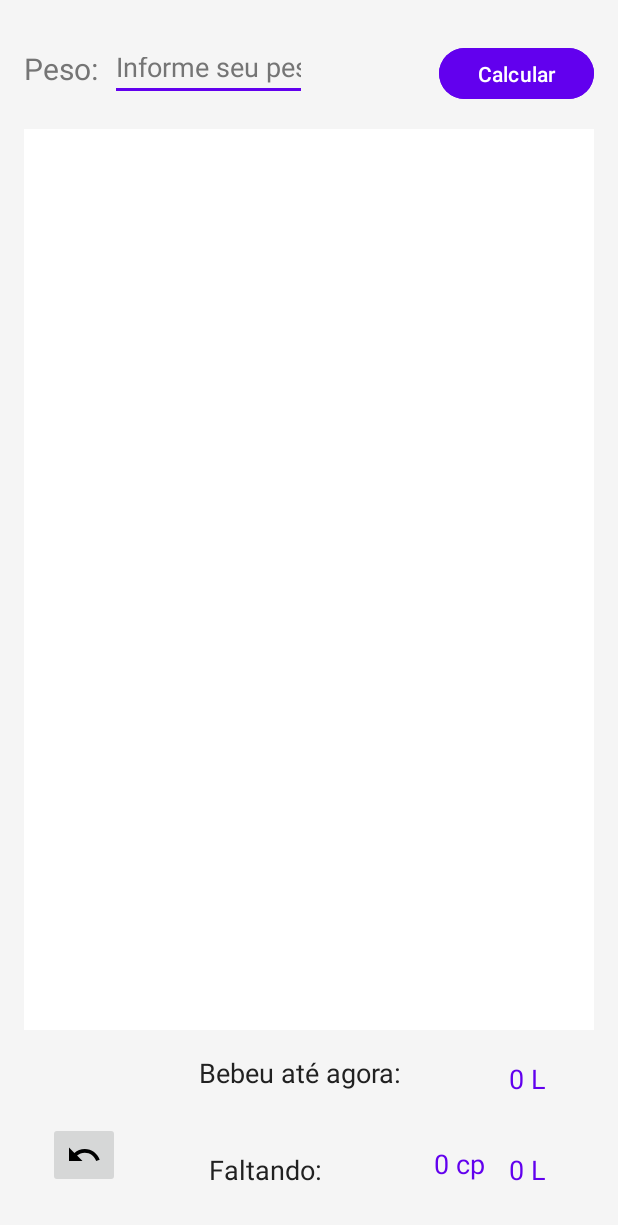
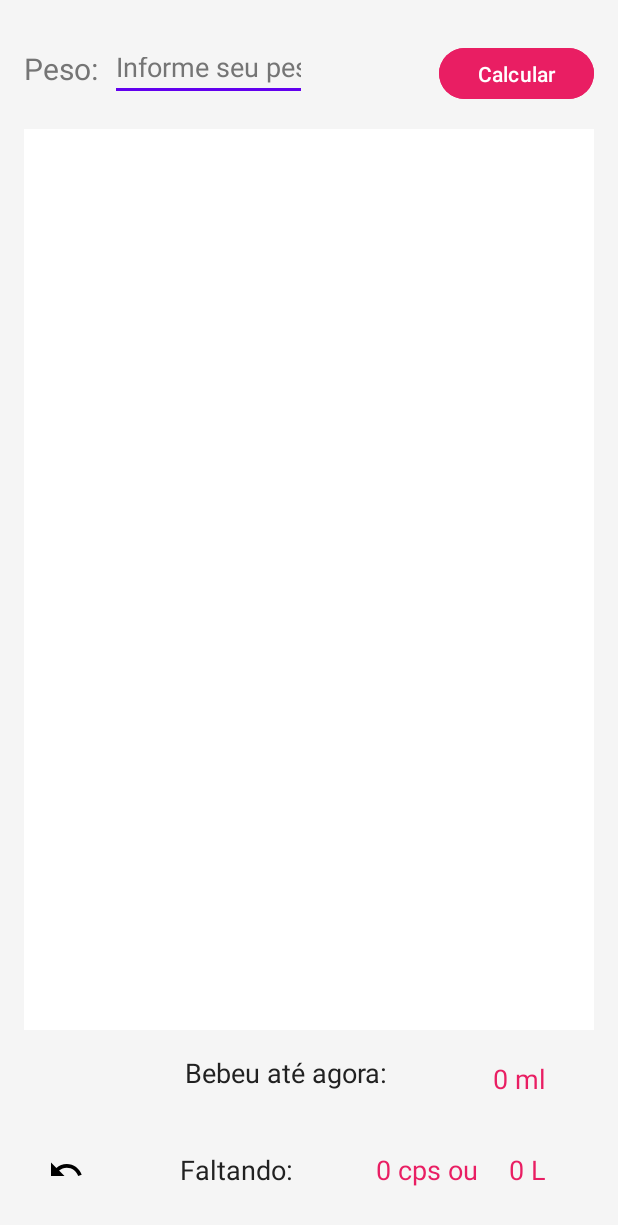
Before and after one commit to kamscristine/ControleDeAgua, an Android app: the screen it shows after launch (MainActivity), after a tap on "TODO", on a phone screen of 412 x 824 dp. Shown: the top 1225 px of the screen. Run offline under Robolectric (Android 15) with nearby library versions, the phone set to English and light mode, and no system bars.

```diff
--- a/app/src/main/java/com/example/appcontroleagua/MainActivity.java
+++ b/app/src/main/java/com/example/appcontroleagua/MainActivity.java
@@ -2,7 +2,6 @@ package com.example.appcontroleagua;
 
 import android.annotation.SuppressLint;
 import android.os.Bundle;
-import android.view.View;
 import android.widget.Button;
 import android.widget.EditText;
 import android.widget.ImageButton;
@@ -42,7 +41,7 @@ public class MainActivity extends AppCompatActivity implements OnCopoClickListen
         btnLimpar = findViewById(R.id.btnLimpar);
         edtPeso = findViewById(R.id.inserirPeso);
 
-        recyclerView.setLayoutManager(new GridLayoutManager(this, 3));
+        recyclerView.setLayoutManager(new GridLayoutManager(this, 4));
 
         btnCalcular.setOnClickListener(v -> {
             String pesoStr = edtPeso.getText().toString();
@@ -51,14 +50,15 @@ public class MainActivity extends AppCompatActivity implements OnCopoClickListen
                 aguaDiariaViewModel = new AguaDiariaViewModel(peso, 150);
                 adapter = new AguaDiariaAdapter(aguaDiariaViewModel.getCopos(), this);
                 recyclerView.setAdapter(adapter);
-                updateUI();
+                atualizaInterface();
             }
         });
 
         btnLimpar.setOnClickListener(v -> {
             edtPeso.setText("");
             txtBebeu.setText("0 L");
-            txtFaltando.setText("0 L");
+            txtFaltando.setText("0 ml");
+            txtCoposFaltando.setText("0 cps ou ");
             recyclerView.setAdapter(null);
             aguaDiariaViewModel = null;
         });
@@ -70,7 +70,7 @@ public class MainActivity extends AppCompatActivity implements OnCopoClickListen
                 edtPeso.setText(String.valueOf(peso));
                 adapter = new AguaDiariaAdapter(aguaDiariaViewModel.getCopos(), this);
                 recyclerView.setAdapter(adapter);
-                updateUI();
+                atualizaInterface();
             }
         }
     }
@@ -78,22 +78,22 @@ public class MainActivity extends AppCompatActivity implements OnCopoClickListen
     @Override
     public void copoClicado(CopoViewModel copoViewModel) {
         // Atualize a UI quando um copo for clicado
-        updateUI();
+        atualizaInterface();
     }
 
-    private void updateUI() {
+    private void atualizaInterface() {
 
         if (aguaDiariaViewModel != null) {
             float litrosBebidos = aguaDiariaViewModel.litrosBebidosAteAgora();
             float litrosFaltando = aguaDiariaViewModel.quantLitrosFaltando();
 
-            txtFaltando.setText(String.format("%.1f L", litrosBebidos));
+            txtFaltando.setText(String.format("%.1f ml", litrosBebidos*1000));
             // Atualize o texto "faltando" para não mostrar valores negativos
             txtBebeu.setText(String.format("%.1f L", Math.max(litrosFaltando, 0)));
 
 
             int coposFaltando = (int) Math.ceil(litrosFaltando / 0.15);
-            txtCoposFaltando.setText(coposFaltando + " cp ou");
+            txtCoposFaltando.setText(coposFaltando + " cps ou");
 
         }
     }
--- a/app/src/main/java/com/example/appcontroleagua/model/AguaDiaria.java
+++ b/app/src/main/java/com/example/appcontroleagua/model/AguaDiaria.java
@@ -27,7 +27,7 @@ public class AguaDiaria {
     }
 
     public float getVolumeTotal() {
-        return peso * 35.0f; // Total volume needed in ml
+        return peso * 35.0f;
     }
 
     public float getQuantidadeBebida() {
--- a/app/src/main/java/com/example/appcontroleagua/viewmodel/AguaDiariaViewModel.java
+++ b/app/src/main/java/com/example/appcontroleagua/viewmodel/AguaDiariaViewModel.java
@@ -31,7 +31,7 @@ public class AguaDiariaViewModel extends ViewModel  {
                 quantBebida += copo.getVolume();
             }
         }
-        return quantBebida / 1000.0f; // Convert to liters
+        return quantBebida / 1000.0f; // CConverte p litros
     }
 
     public float quantLitrosFaltando() {
--- a/app/src/main/res/layout/activity_main.xml
+++ b/app/src/main/res/layout/activity_main.xml
@@ -49,7 +49,7 @@
         android:layout_width="103dp"
         android:layout_height="42dp"
         android:layout_marginTop="12dp"
-        android:backgroundTint="@color/primary"
+        android:backgroundTint="#E91E63"
         android:text="Calcular"
         android:textColor="@android:color/white"
         app:layout_constraintEnd_toEndOf="parent"
@@ -80,11 +80,6 @@
         app:layout_constraintBottom_toBottomOf="parent"
         tools:layout_editor_absoluteX="16dp">
 
-        <!-- Bebeu até agora -->
-
-        <!-- Botão Limpar -->
-
-        <!-- Faltando -->
 
         <TextView
             android:id="@+id/avisoQtdFaltando"
@@ -92,8 +87,8 @@
             android:layout_height="wrap_content"
             android:layout_marginEnd="16dp"
             android:layout_marginBottom="32dp"
-            android:text="0 ml"
-            android:textColor="@color/primary"
+            android:text="0,0 ml"
+            android:textColor="#E91E63"
             android:textSize="18sp"
             app:layout_constraintBottom_toTopOf="@+id/avisoQtdBebida"
             app:layout_constraintEnd_toEndOf="parent"
@@ -120,8 +115,8 @@
             android:layout_width="wrap_content"
             android:layout_height="wrap_content"
             android:layout_marginEnd="16dp"
-            android:text="0,0 L"
-            android:textColor="@color/primary"
+            android:text="0 L"
+            android:textColor="#E91E63"
             android:textSize="18sp"
             app:layout_constraintBottom_toBottomOf="parent"
             app:layout_constraintEnd_toEndOf="parent" />
@@ -152,6 +147,7 @@
             app:layout_constraintHorizontal_bias="0.0"
             app:layout_constraintStart_toStartOf="parent"
             app:layout_constraintTop_toTopOf="parent"
+            android:background="@android:color/transparent"
             app:layout_constraintVertical_bias="1.0" />
 
         <TextView
@@ -159,9 +155,8 @@
             android:layout_width="wrap_content"
             android:layout_height="wrap_content"
             android:layout_marginEnd="16dp"
-            android:layout_marginBottom="4dp"
             android:text="0 cp"
-            android:textColor="@color/primary"
+            android:textColor="#E91E63"
             android:textSize="18sp"
             app:layout_constraintBottom_toBottomOf="parent"
             app:layout_constraintEnd_toStartOf="@+id/avisoQtdBebida" />
```
Also changed, not shown: app/src/main/res/drawable/copinhocheio.xml (+14 -22 lines), app/src/main/res/drawable/copinhovazio.xml (+15 -14 lines).
